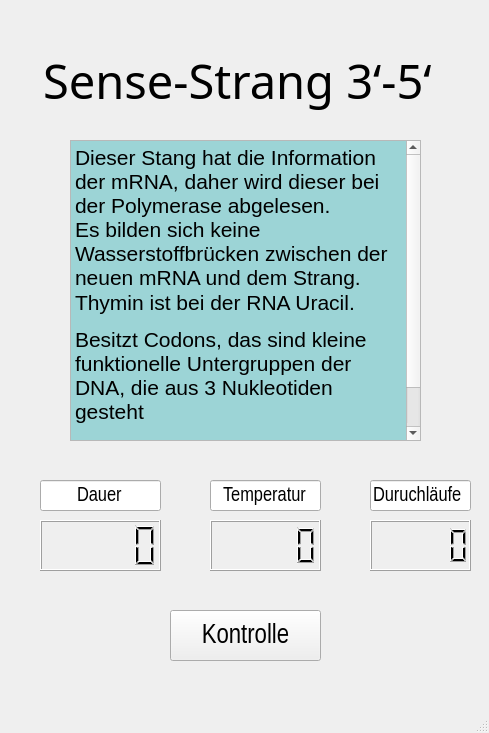
First picture: the form in dipl_Phasenablauf/AblaufWindowASens_v1.ui, repository diplomarbeit-PCR/Diplomarbeit_PCR, before the edit.
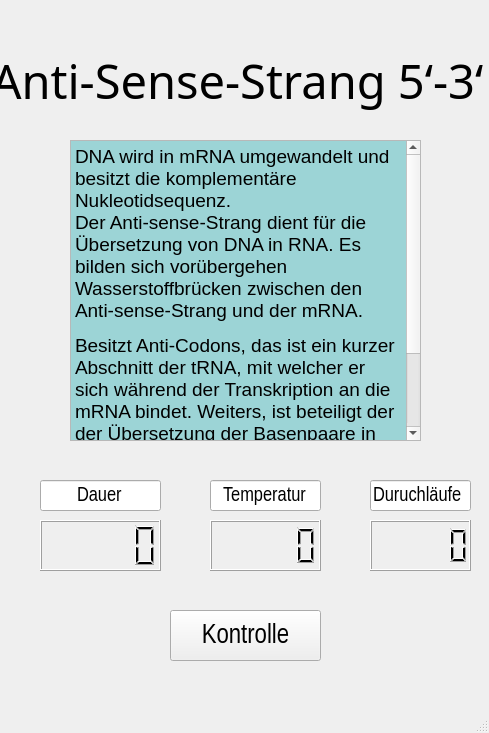
Second picture: the form after the edit.

```diff
--- a/dipl_Phasenablauf/AblaufWindowASens_v1.ui
+++ b/dipl_Phasenablauf/AblaufWindowASens_v1.ui
@@ -34,10 +34,9 @@
 li.unchecked::marker { content: &quot;\2610&quot;; }
 li.checked::marker { content: &quot;\2612&quot;; }
 &lt;/style&gt;&lt;/head&gt;&lt;body style=&quot; font-family:'Segoe UI'; font-size:9pt; font-weight:400; font-style:normal;&quot; bgcolor=&quot;#9cd4d6&quot;&gt;
-&lt;p style=&quot; margin-top:0px; margin-bottom:0px; margin-left:0px; margin-right:0px; -qt-block-indent:0; text-indent:0px;&quot;&gt;&lt;span style=&quot; font-family:'Arial Narrow','sans-serif'; font-size:16pt;&quot;&gt;Dieser Stang hat die Information der mRNA, daher wird dieser bei der Polymerase abgelesen.&lt;/span&gt;&lt;span style=&quot; font-family:'Arial Narrow'; font-size:16pt;&quot;&gt; &lt;br /&gt;&lt;/span&gt;&lt;span style=&quot; font-family:'Arial Narrow','sans-serif'; font-size:16pt;&quot;&gt;Es bilden sich keine Wasserstoffbrücken zwischen der neuen mRNA und dem Strang.&lt;/span&gt;&lt;/p&gt;
-&lt;p style=&quot; margin-top:0px; margin-bottom:0px; margin-left:0px; margin-right:0px; -qt-block-indent:0; text-indent:0px;&quot;&gt;&lt;span style=&quot; font-family:'Arial Narrow','sans-serif'; font-size:16pt;&quot;&gt;Thymin ist bei der RNA Uracil.&lt;/span&gt;&lt;span style=&quot; font-family:'Arial Narrow'; font-size:16pt;&quot;&gt; &lt;/span&gt;&lt;/p&gt;
-&lt;p style=&quot; margin-top:12px; margin-bottom:12px; margin-left:0px; margin-right:0px; -qt-block-indent:0; text-indent:0px;&quot;&gt;&lt;span style=&quot; font-family:'Arial Narrow','sans-serif'; font-size:16pt;&quot;&gt;Besitzt Codons, das sind kleine funktionelle Untergruppen der DNA, die aus 3 Nukleotiden gesteht&lt;/span&gt;&lt;span style=&quot; font-family:'Arial Narrow'; font-size:16pt;&quot;&gt; &lt;/span&gt;&lt;/p&gt;
-&lt;p style=&quot; margin-top:12px; margin-bottom:12px; margin-left:0px; margin-right:0px; -qt-block-indent:0; text-indent:0px;&quot;&gt;&lt;span style=&quot; font-family:'Arial Narrow','sans-serif'; font-size:16pt;&quot;&gt;Besitzt die komplementäre Sequenz zu tRNA&lt;/span&gt;&lt;span style=&quot; font-family:'Arial Narrow'; font-size:16pt;&quot;&gt; &lt;/span&gt;&lt;/p&gt;&lt;/body&gt;&lt;/html&gt;</string>
+&lt;p style=&quot; margin-top:12px; margin-bottom:12px; margin-left:0px; margin-right:0px; -qt-block-indent:0; text-indent:0px;&quot;&gt;&lt;span style=&quot; font-family:'Arial Narrow','sans-serif'; font-size:14pt;&quot;&gt;DNA wird in mRNA umgewandelt und besitzt die komplementäre Nukleotidsequenz. &lt;br /&gt;Der Anti-sense-Strang dient für die Übersetzung von DNA in RNA.&lt;/span&gt;&lt;span style=&quot; font-family:'Arial Narrow'; font-size:14pt;&quot;&gt; &lt;/span&gt;&lt;span style=&quot; font-family:'Arial Narrow','sans-serif'; font-size:14pt;&quot;&gt;Es bilden sich vorübergehen Wasserstoffbrücken zwischen den Anti-sense-Strang und der mRNA.&lt;/span&gt;&lt;span style=&quot; font-family:'Arial Narrow'; font-size:14pt;&quot;&gt; &lt;/span&gt;&lt;/p&gt;
+&lt;p style=&quot; margin-top:12px; margin-bottom:12px; margin-left:0px; margin-right:0px; -qt-block-indent:0; text-indent:0px;&quot;&gt;&lt;span style=&quot; font-family:'Arial Narrow','sans-serif'; font-size:14pt;&quot;&gt;Besitzt Anti-Codons, das ist ein kurzer Abschnitt der tRNA, mit welcher er sich während der Transkription an die mRNA bindet.&lt;/span&gt;&lt;span style=&quot; font-family:'Arial Narrow'; font-size:14pt;&quot;&gt; Weiters, i&lt;/span&gt;&lt;span style=&quot; font-family:'Arial Narrow','sans-serif'; font-size:14pt;&quot;&gt;st beteiligt der der Übersetzung der Basenpaare in Aminosäurensequenzen verantwortlich.&lt;/span&gt;&lt;span style=&quot; font-family:'Arial Narrow'; font-size:14pt;&quot;&gt; &lt;/span&gt;&lt;/p&gt;
+&lt;p style=&quot; margin-top:12px; margin-bottom:12px; margin-left:0px; margin-right:0px; -qt-block-indent:0; text-indent:0px;&quot;&gt;&lt;span style=&quot; font-family:'Arial Narrow'; font-size:14pt;&quot;&gt;Besitzt die komplementäre Sequenz zu tRNA.&lt;/span&gt;&lt;/p&gt;&lt;/body&gt;&lt;/html&gt;</string>
     </property>
    </widget>
    <widget class="QLabel" name="label">
@@ -57,7 +56,7 @@
      </font>
     </property>
     <property name="text">
-     <string>Sense-Strang 3‘-5‘ </string>
+     <string>Anti-Sense-Strang 5‘-3‘ </string>
     </property>
     <property name="alignment">
      <set>Qt::AlignCenter</set>
```
